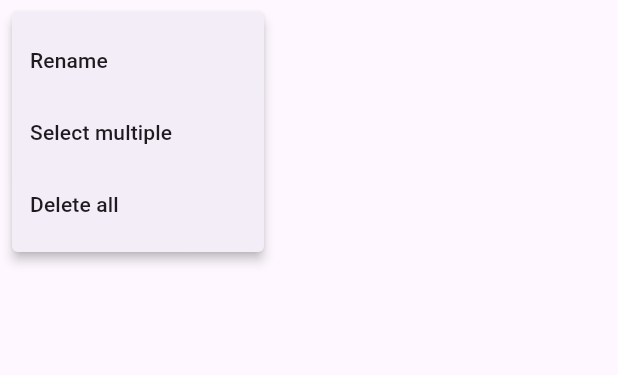
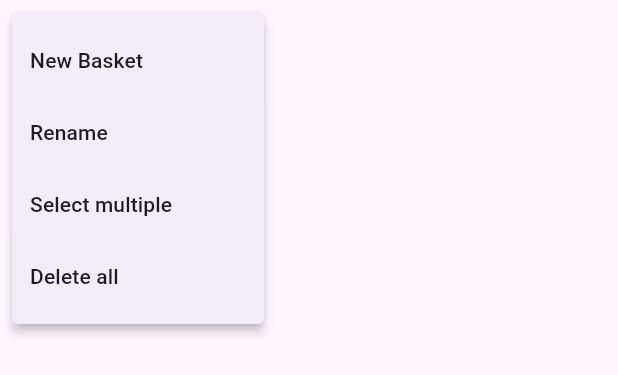
Before and after one commit to Hollow-Ego/rabenkorb, a Flutter app: the BasketPopupMenu widget shown alone on an empty page, opened directly with empty values, after a tap on the "more vert" icon, on a phone screen of 412 x 824 dp. Shown: the top 375 px of the screen. Run offline on Flutter 3.47's test engine with Material 3 defaults, Android fonts, the phone set to English and light mode, and no system bars; our stand-ins replace device_info_plus, drift, dropdown_search, file_picker, go_router, image_picker and 5 more; missing offline and left inert: codenic_logger, drag_and_drop_lists, mongo_dart; accounts and stored records are empty; generated files the repository leaves out were written again; statements that could not run were skipped.

Commit message:
can create new basket

```diff
--- a/lib/features/basket/basket_popup_menu.dart
+++ b/lib/features/basket/basket_popup_menu.dart
@@ -14,6 +14,7 @@ enum BasketPopupMenuActions {
   deleteMarked,
   deleteAll,
   renameBasket,
+  createBasket,
 }
 
 class BasketPopupMenu extends StatelessWidget with WatchItMixin {
@@ -92,6 +93,14 @@ class BasketPopupMenu extends StatelessWidget with WatchItMixin {
               },
             );
             return;
+          case BasketPopupMenuActions.createBasket:
+            await showRenameDialog(
+              context,
+              onConfirm: (String? newName, bool _) async {
+                final newId = await basketService.createShoppingBasket(newName);
+                await basketStateService.setBasketId(newId);
+              },
+            );
         }
       },
     );
@@ -135,6 +144,11 @@ class BasketPopupMenu extends StatelessWidget with WatchItMixin {
   List<PopupMenuEntry<BasketPopupMenuActions>> _normalItems(BuildContext context) {
     return <PopupMenuEntry<BasketPopupMenuActions>>[
       PopupMenuItem<BasketPopupMenuActions>(
+        key: const Key("basket-popup-menu-create-basket"),
+        value: BasketPopupMenuActions.createBasket,
+        child: Text(S.of(context).NewBasket),
+      ),
+      PopupMenuItem<BasketPopupMenuActions>(
         key: const Key("basket-popup-menu-rename-basket"),
         value: BasketPopupMenuActions.renameBasket,
         child: Text(S.of(context).Rename),
--- a/lib/l10n/intl_de_DE.arb
+++ b/lib/l10n/intl_de_DE.arb
@@ -67,6 +67,7 @@
   "DeleteAll": "Alle löschen",
   "ConfirmDeleteAllItems": "Bist du sicher, dass du alle Artikel löschen willst?",
   "Rename": "Umbenennen",
+  "NewBasket": "Neuer Korb",
   "New": "Neu",
   "Add": "Hinzufügen",
   "Edit": "Bearbeiten",
--- a/lib/l10n/intl_en.arb
+++ b/lib/l10n/intl_en.arb
@@ -67,6 +67,7 @@
   "DeleteAll": "Delete all",
   "ConfirmDeleteAllItems": "Are you sure you want to delete all items?",
   "Rename": "Rename",
+  "NewBasket": "New Basket",
   "New": "New",
   "Add": "Add",
   "Edit": "Edit",
```
Also changed, not shown: lib/generated/intl/messages_de_DE.dart, lib/generated/intl/messages_en.dart, lib/generated/l10n.dart.
